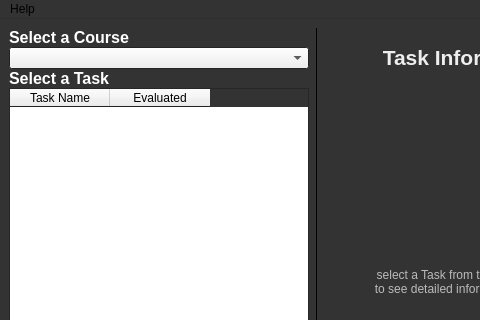
First picture: the form in TAEval-Client/tawindow.ui, repository wfairclough/TAE, before the edit; both pictures show x 0 to 480 and y 0 to 320 of the 618 by 500 pixel window.
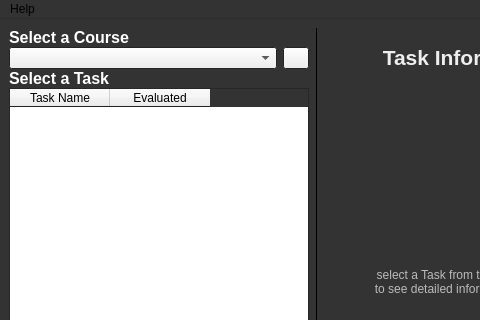
Second picture: the form after the edit.

Commit message: Added ability for instructors and TAs to refresh their content

```diff
--- a/TAEval-Client/tawindow.ui
+++ b/TAEval-Client/tawindow.ui
@@ -119,7 +119,35 @@
         </widget>
        </item>
        <item>
-        <widget class="QComboBox" name="courseComboBox"/>
+        <widget class="QWidget" name="courseWidget" native="true">
+         <layout class="QHBoxLayout" name="horizontalLayout_2">
+          <property name="margin">
+           <number>0</number>
+          </property>
+          <item>
+           <widget class="QComboBox" name="courseComboBox"/>
+          </item>
+          <item>
+           <widget class="QPushButton" name="refreshButton">
+            <property name="sizePolicy">
+             <sizepolicy hsizetype="Maximum" vsizetype="Maximum">
+              <horstretch>0</horstretch>
+              <verstretch>0</verstretch>
+             </sizepolicy>
+            </property>
+            <property name="maximumSize">
+             <size>
+              <width>26</width>
+              <height>26</height>
+             </size>
+            </property>
+            <property name="text">
+             <string/>
+            </property>
+           </widget>
+          </item>
+         </layout>
+        </widget>
        </item>
        <item>
         <widget class="QLabel" name="taskLabel">
```
The commit also changes 6 other files.
